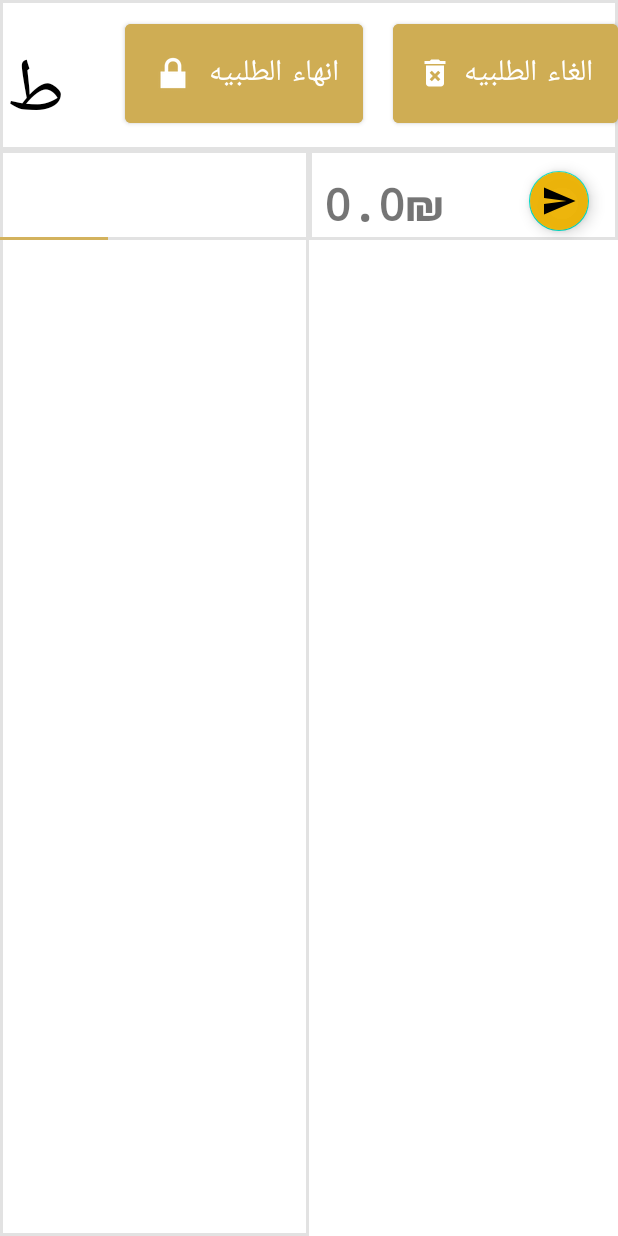
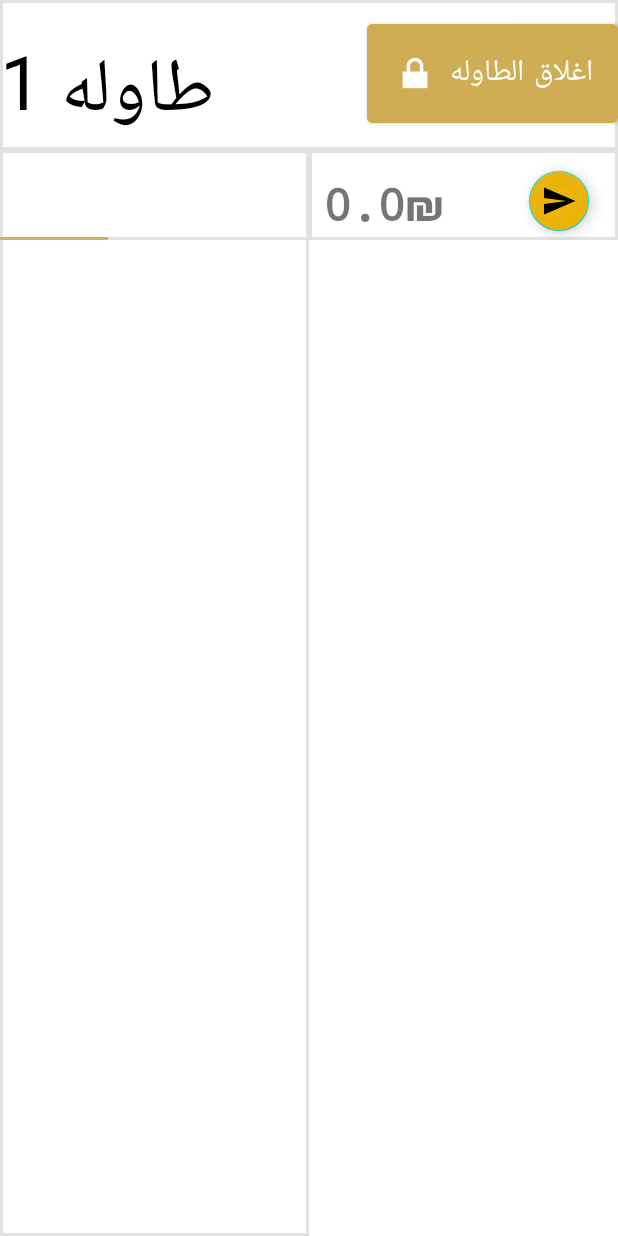
Before and after one commit to tntamernassar/OrderTaker, an Android app: the OrderActivity screen opened directly, with no data from a screen before it, on a phone screen of 412 x 824 dp. Run offline under Robolectric (Android 15) with nearby library versions, the phone set to English and light mode, and no system bars; 8 statements that could not run were skipped.

```diff
--- a/app/build.gradle
+++ b/app/build.gradle
@@ -45,4 +45,5 @@ dependencies {
     implementation 'com.github.dhaval2404:imagepicker:2.1'
     implementation 'com.github.AnyChart:AnyChart-Android:1.1.2'
     implementation 'pl.droidsonroids.gif:android-gif-drawable:1.2.17'
+    implementation 'com.github.f0ris.sweetalert:library:1.5.6'
 }
--- a/app/src/main/java/com/example/ordertakerfrontend/FrontEnd/OrderHistory/OrderHistoryCharts.java
+++ b/app/src/main/java/com/example/ordertakerfrontend/FrontEnd/OrderHistory/OrderHistoryCharts.java
@@ -207,7 +207,7 @@ public class OrderHistoryCharts {
 
         Cartesian cartesian = AnyChart.column();
         // for testing
-        int top = 5;
+        int top = 3;
 
         // extract useful informations
         HashMap<String, Integer> productPerQuantity = new HashMap<>();
@@ -270,6 +270,7 @@ public class OrderHistoryCharts {
 
 
 
+
     public static void initializeLineChart(AnyChartView someChart, List<DataEntry> seriesData, String chartName, String yTitle, String xTitle, String LineColor){
         Cartesian cartesian = AnyChart.line();
         cartesian.yAxis(0).title(yTitle);
--- a/app/src/main/java/com/example/ordertakerfrontend/Network/NetworkMessages/In/Tables/SubmitTableNotification.java
+++ b/app/src/main/java/com/example/ordertakerfrontend/Network/NetworkMessages/In/Tables/SubmitTableNotification.java
@@ -26,7 +26,7 @@ public class SubmitTableNotification extends NetworkMessage {
             Table serverTable = new Table(table);
             Table tabletTable = waitress.getRestaurant().getTable(serverTable.getNumber());
             if (tabletTable.isActive()){
-                tabletTable.getCurrentOrder().setDistributed(serverTable.getCurrentOrder().isDistributed());
+                tabletTable.getCurrentOrder().setDistributed(tabletTable.getCurrentOrder().isDistributed() || serverTable.getCurrentOrder().isDistributed());
                 tabletTable.mergeTable(serverTable, waitress.getName());
             }else{
                 tabletTable.setTable(serverTable);
--- a/app/src/main/java/com/example/ordertakerfrontend/OrderHistoryActivity.java
+++ b/app/src/main/java/com/example/ordertakerfrontend/OrderHistoryActivity.java
@@ -77,8 +77,9 @@ public class OrderHistoryActivity extends AppCompatActivity implements MessageOb
         this.syncing = true;
 
         NetworkAdapter.getInstance().register(id, this);
-        NetworkAdapter.getInstance().send(new GetOrderHistory());
-
+//        NetworkAdapter.getInstance().send(new GetOrderHistory());
+        this.orderHistory = new OrderHistory(DataMock.data_set_1);
+        this.syncing = false;
 
         MaterialButtonToggleGroup materialButtonToggleGroup = findViewById(R.id.toggle);
         materialButtonToggleGroup.addOnButtonCheckedListener((toggleButtonGroup, checkedId, isChecked)->{
--- a/app/src/main/res/layout/activity_order.xml
+++ b/app/src/main/res/layout/activity_order.xml
@@ -41,25 +41,12 @@
                 android:layout_width="fill_parent"
                 android:layout_height="wrap_content"
                 android:padding="16dp"
-                android:text="انهاء الطلبيه"
+                android:text="اغلاق الطاوله"
                 android:layout_marginLeft="20dp"
                 android:layout_marginTop="10dp"
                 android:backgroundTint="@color/gold"
                 android:drawableTint="@color/white"
                 android:drawableLeft="@android:drawable/ic_lock_lock"
-                android:textSize="20dp"/>
-
-            <Button
-                android:id="@+id/cancel"
-                android:layout_width="fill_parent"
-                android:layout_height="wrap_content"
-                android:padding="16dp"
-                android:text="الغاء الطلبيه"
-                android:layout_marginLeft="20dp"
-                android:layout_marginTop="10dp"
-                android:backgroundTint="@color/gold"
-                android:drawableTint="@color/white"
-                android:drawableLeft="@drawable/ic_baseline_delete_forever_24"
                 android:textSize="20dp"/>
 
 
--- a/app/src/main/res/values/themes.xml
+++ b/app/src/main/res/values/themes.xml
@@ -2,8 +2,8 @@
     <!-- Base application theme. -->
     <style name="Theme.OrderTakerFrontEnd" parent="Theme.MaterialComponents.DayNight.DarkActionBar">
         <!-- Primary brand color. -->
-        <item name="colorPrimary">@color/purple_500</item>
-        <item name="colorPrimaryVariant">@color/purple_700</item>
+        <item name="colorPrimary">@color/gold2</item>
+        <item name="colorPrimaryVariant">@color/amber</item>
         <item name="colorOnPrimary">@color/white</item>
         <!-- Secondary brand color. -->
         <item name="colorSecondary">@color/teal_200</item>
```
Also changed, not shown: app/src/main/java/com/example/ordertakerfrontend/BackEnd/Services/Utils.java (+14 -5 lines), app/src/main/java/com/example/ordertakerfrontend/FrontEnd/OrderHistory/DataMock.java (+43 -7 lines), app/src/main/java/com/example/ordertakerfrontend/MenuEditActivity.java (+3 -4 lines), app/src/main/java/com/example/ordertakerfrontend/Network/NetworkManager/NetworkAdapter.java (+4 -3 lines), app/src/main/java/com/example/ordertakerfrontend/Network/NetworkManager/NetworkSender.java (+12 -7 lines), app/src/main/java/com/example/ordertakerfrontend/OrderActivity.java (+15 -21 lines).
